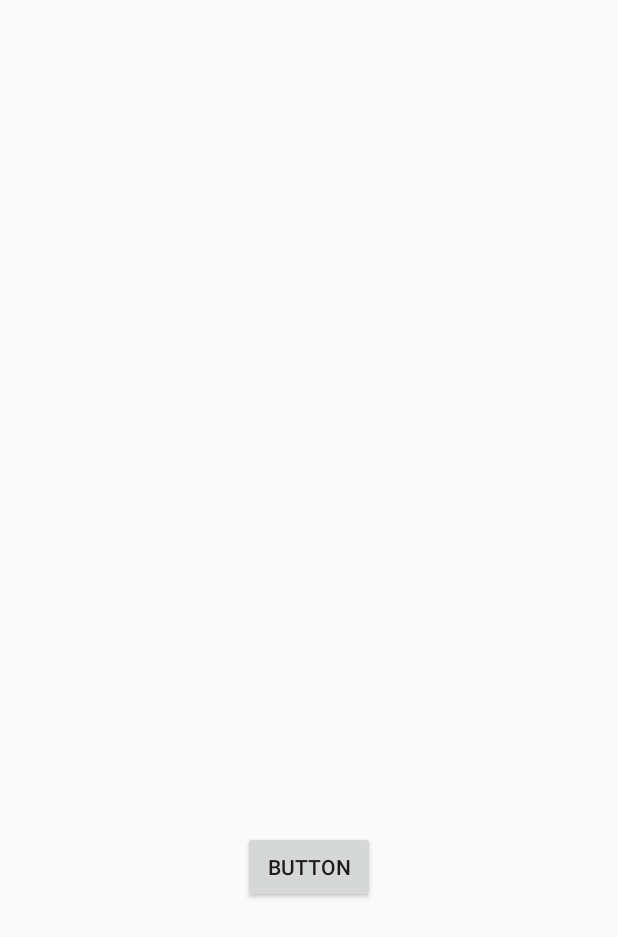
After one commit to tahn98/EnglishApp, an Android app: the ListenAudioActivity screen opened directly, with no data from a screen before it, on a phone screen of 412 x 824 dp. The commit adds this screen. Shown: the top 937 px of the screen. Run offline under Robolectric (Android 15) with nearby library versions, the phone set to English and light mode, and no system bars.

Commit message:
add Listen Activity

```diff
--- a/app/src/main/AndroidManifest.xml
+++ b/app/src/main/AndroidManifest.xml
@@ -11,7 +11,8 @@
         android:roundIcon="@mipmap/ic_launcher_round"
         android:supportsRtl="true"
         android:theme="@style/AppTheme">
-        <activity android:name=".ListenActivity"></activity>
+        <activity android:name=".ListenAudioActivity"></activity>
+        <activity android:name=".ListenActivity" />
         <activity android:name=".ArticleActivity" />
         <activity android:name=".MainActivity">
             <intent-filter>
--- a/app/src/main/java/com/tahn/quizapplicationv3/ListenActivity.java
+++ b/app/src/main/java/com/tahn/quizapplicationv3/ListenActivity.java
@@ -1,7 +1,10 @@
 package com.tahn.quizapplicationv3;
 
+import android.content.Intent;
 import android.support.v7.app.AppCompatActivity;
 import android.os.Bundle;
+import android.view.View;
+import android.widget.AdapterView;
 import android.widget.ListView;
 
 import com.tahn.quizapplicationv3.CustomAdapter.ListenAdapter;
@@ -26,5 +29,12 @@ public class ListenActivity extends AppCompatActivity {
         arrayListen.add(new Listen("Short Talk",R.drawable.conversation));
         adapter = new ListenAdapter(this,R.layout.listview_listen_custom,arrayListen);
         lvListen.setAdapter(adapter);
+        lvListen.setOnItemClickListener(new AdapterView.OnItemClickListener() {
+            @Override
+            public void onItemClick(AdapterView<?> parent, View view, int position, long id) {
+                Intent intent = new Intent(ListenActivity.this,ListenAudioActivity.class);
+                startActivity(intent);
+            }
+        });
     }
 }
--- /dev/null
+++ b/app/src/main/java/com/tahn/quizapplicationv3/ListenAudioActivity.java
@@ -0,0 +1,13 @@
+package com.tahn.quizapplicationv3;
+
+import android.support.v7.app.AppCompatActivity;
+import android.os.Bundle;
+
+public class ListenAudioActivity extends AppCompatActivity {
+
+    @Override
+    protected void onCreate(Bundle savedInstanceState) {
+        super.onCreate(savedInstanceState);
+        setContentView(R.layout.activity_listen_audio);
+    }
+}
--- /dev/null
+++ b/app/src/main/res/layout/activity_listen_audio.xml
@@ -0,0 +1,22 @@
+<?xml version="1.0" encoding="utf-8"?>
+<android.support.constraint.ConstraintLayout xmlns:android="http://schemas.android.com/apk/res/android"
+    xmlns:app="http://schemas.android.com/apk/res-auto"
+    xmlns:tools="http://schemas.android.com/tools"
+    android:layout_width="match_parent"
+    android:layout_height="match_parent"
+    tools:context=".ListenAudioActivity">
+
+    <Button
+        android:id="@+id/button"
+        android:layout_width="wrap_content"
+        android:layout_height="wrap_content"
+        android:layout_marginStart="8dp"
+        android:layout_marginTop="340dp"
+        android:layout_marginEnd="8dp"
+        android:layout_marginBottom="8dp"
+        android:text="Button"
+        app:layout_constraintBottom_toBottomOf="parent"
+        app:layout_constraintEnd_toEndOf="parent"
+        app:layout_constraintStart_toStartOf="parent"
+        app:layout_constraintTop_toTopOf="parent" />
+</android.support.constraint.ConstraintLayout>
```
